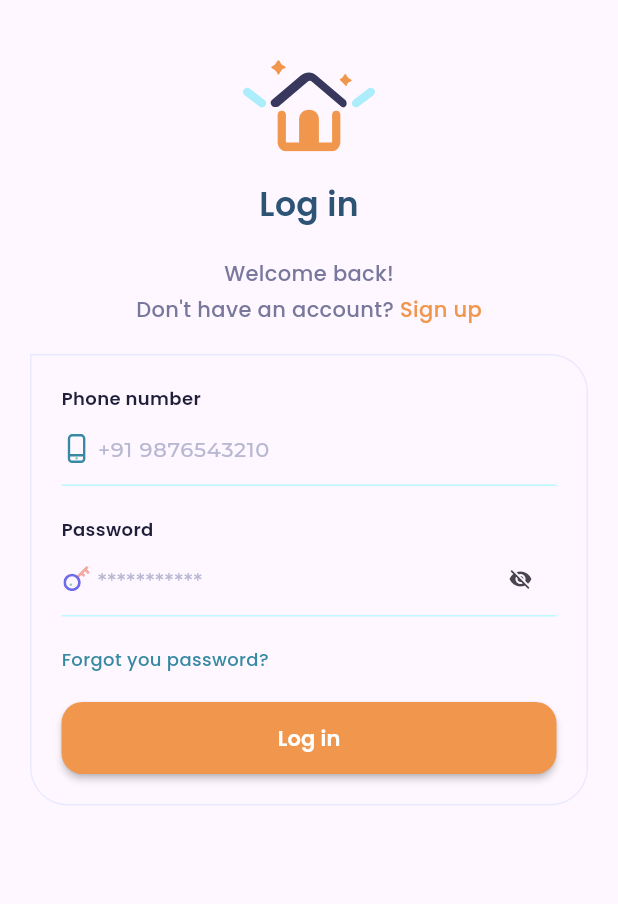
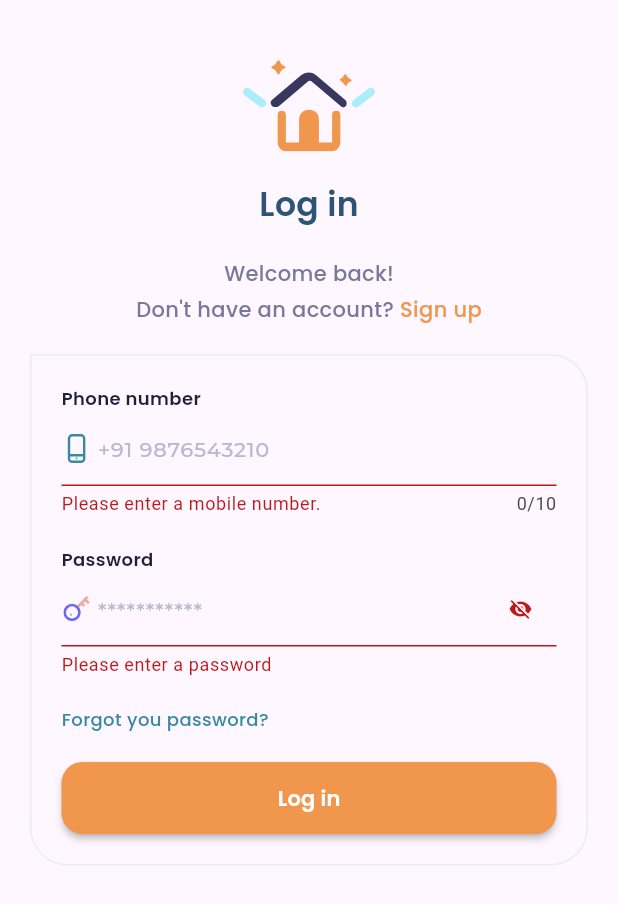
Before and after one commit to 1998AK/bloc_demo, a Flutter app: the screen it shows after launch, after a tap on "Log in", on a phone screen of 412 x 824 dp. Shown: the top 904 px of the screen. Run offline on Flutter 3.47's test engine with Material 3 defaults, Android fonts, the phone set to English and light mode, and no system bars; our stand-ins replace bloc, flutter_bloc, flutter_svg, google_fonts.

Commit message:
login screen validation complete

```diff
--- a/lib/bloc/login/login_bloc.dart
+++ b/lib/bloc/login/login_bloc.dart
@@ -0,0 +1,15 @@
+import 'package:bloc_demo/bloc/login/login_events.dart';
+import 'package:bloc_demo/bloc/login/login_states.dart';
+import 'package:bloc/bloc.dart';
+
+class LoginBloc extends Bloc<LoginEvent,LoginState>{
+
+  LoginBloc():super(LoginInitial()){
+    on<LoginButtonPressed>((event,emit) async{
+      emit(LoginLoading());
+      await Future.delayed(Duration(seconds: 3),(){
+        emit(LoginSuccess());
+      });
+    });
+  }
+}
--- a/lib/bloc/login/login_events.dart
+++ b/lib/bloc/login/login_events.dart
@@ -0,0 +1,6 @@
+abstract class LoginEvent{}
+
+class LoginButtonPressed extends LoginEvent{
+  final String mobileNo,password;
+  LoginButtonPressed({required this.mobileNo,required this.password});
+}
--- a/lib/bloc/login/login_states.dart
+++ b/lib/bloc/login/login_states.dart
@@ -0,0 +1,11 @@
+abstract class LoginState{}
+
+class LoginInitial extends LoginState{}
+class LoginLoading extends LoginState{}
+class LoginSuccess extends LoginState{}
+
+class LoginFailure extends LoginState {
+  final String error;
+
+  LoginFailure(this.error);
+}
--- a/lib/bloc/login/login_view.dart
+++ b/lib/bloc/login/login_view.dart
@@ -1,3 +1,6 @@
+import 'package:bloc_demo/bloc/login/login_bloc.dart';
+import 'package:bloc_demo/bloc/login/login_events.dart';
+import 'package:bloc_demo/bloc/login/login_states.dart';
 import 'package:bloc_demo/utils/assets_name.dart';
 import 'package:bloc_demo/utils/common_text_widget.dart';
 import 'package:bloc_demo/utils/screen_width_dynamic.dart';
@@ -5,7 +8,7 @@ import 'package:bloc_demo/utils/smart_text_field.dart';
 import 'package:flutter/material.dart';
 import 'package:flutter/services.dart';
 import 'package:flutter_svg/flutter_svg.dart';
-
+import 'package:flutter_bloc/flutter_bloc.dart';
 import '../../utils/app_color.dart';
 import '../../utils/common_elevated_button.dart';
 
@@ -14,62 +17,177 @@ class LoginView extends StatelessWidget {
 
   @override
   Widget build(BuildContext context) {
-    return Scaffold(
-      body: SafeArea(
-        child: SingleChildScrollView(
+    final mobileNoController = TextEditingController();
+    final passwordController = TextEditingController();
+    final formKey = GlobalKey<FormState>();
+
+    return BlocProvider(
+      create: (context) => LoginBloc(),
+      child: Scaffold(
+        body:BlocConsumer<LoginBloc,LoginState>(
+
+          listener: (context,state){
+
+            if (state is LoginLoading) {
+              // Show loader
+              showDialog(
+                context: context,
+                barrierDismissible: false,
+                builder: (_) => const Center(
+                  child: CircularProgressIndicator(color: appColor,),
+                ),
+              );
+            }
+            else {
+              Navigator.of(context, rootNavigator: true).pop();
+            }
+
+            if(state is LoginSuccess){
+              ScaffoldMessenger.of(context).showSnackBar(
+                const SnackBar(content: Text('Login Successful')),
+              );
+            }
+            else if(state is LoginFailure){
+              ScaffoldMessenger.of(context).showSnackBar(
+                SnackBar(content: Text(state.error)),
+              );
+            }
+
+          },
+          builder: (context,state){
+            return SingleChildScrollView(
               child: Padding(
                 padding: EdgeInsets.all(sizeOfReturnValue(size: 20)),
                 child: Center(
+                  child: Form(
+                    key: formKey,
                     child: Column(
                       children: [
                         addVerticalSpace(height: 10),
                         SvgPicture.asset(AssetsName.home),
                         addVerticalSpace(height: 10),
-                  CommonTextWidget(text: "Log in",color: loginColor,fontWeight: FontWeight.w600,fontSize: 22,),
+                        CommonTextWidget(
+                          text: "Log in",
+                          color: loginColor,
+                          fontWeight: FontWeight.w600,
+                          fontSize: 22,
+                        ),
                         addVerticalSpace(height: 10),
-                  CommonTextWidget(text: "Welcome back!",color: welcomeBackColor,fontSize: 14,),
+                        CommonTextWidget(
+                          text: "Welcome back!",
+                          color: welcomeBackColor,
+                          fontSize: 14,
+                        ),
                         addVerticalSpace(height: 2),
                         Row(
                           mainAxisAlignment: MainAxisAlignment.center,
                           children: [
-                      CommonTextWidget(text: "Don't have an account? ",color: welcomeBackColor,fontSize: 14,),
-                      CommonTextWidget(text: "Sign up",color: appColor,fontSize: 14,),
-
+                            CommonTextWidget(
+                              text: "Don't have an account? ",
+                              color: welcomeBackColor,
+                              fontSize: 14,
+                            ),
+                            CommonTextWidget(
+                              text: "Sign up",
+                              color: appColor,
+                              fontSize: 14,
+                            ),
                           ],
                         ),
                         addVerticalSpace(height: 10),
                         Container(
-                    // alignment: Alignment.topLeft,
-                    padding: EdgeInsets.only(left: sizeOfReturnValue(size: 20),right: sizeOfReturnValue(size: 20)),
+                          padding: EdgeInsets.only(
+                            left: sizeOfReturnValue(size: 20),
+                            right: sizeOfReturnValue(size: 20),
+                          ),
                           decoration: BoxDecoration(
-                      borderRadius: BorderRadius.only(topRight: Radius.circular(sizeOfReturnValue(size: 25)),bottomLeft: Radius.circular(sizeOfReturnValue(size: 25)),bottomRight: Radius.circular(sizeOfReturnValue(size: 25))),
-                      border: Border.all(color: loginBorderColor)
+                            borderRadius: BorderRadius.only(
+                              topRight: Radius.circular(sizeOfReturnValue(size: 25)),
+                              bottomLeft: Radius.circular(sizeOfReturnValue(size: 25)),
+                              bottomRight: Radius.circular(sizeOfReturnValue(size: 25)),
+                            ),
+                            border: Border.all(color: loginBorderColor),
                           ),
                           child: Column(
                             crossAxisAlignment: CrossAxisAlignment.start,
                             children: [
                               addVerticalSpace(height: 10),
-                        CommonTextWidget(text: "Phone number",fontWeight: FontWeight.w600,fontSize: 12,color: labelShowTextColor,),
+                              CommonTextWidget(
+                                text: "Phone number",
+                                fontWeight: FontWeight.w600,
+                                fontSize: 12,
+                                color: labelShowTextColor,
+                              ),
                               SmartTextField(
+                                maxLength: 10,
+                                controller: mobileNoController,
                                 keyboardType: TextInputType.number,
                                 inputFormatters: [FilteringTextInputFormatter.digitsOnly],
-                          decoration: TextFormFieldStyle.commonStyleApp(hindText: "+91 9876543210",prefix: SvgPicture.asset(AssetsName.phoneIcon,height: sizeOfReturnValue(size: 16))),
+                                decoration: TextFormFieldStyle.commonStyleApp(
+                                  hindText: "+91 9876543210",
+                                  prefix: SvgPicture.asset(
+                                    AssetsName.phoneIcon,
+                                    height: sizeOfReturnValue(size: 16),
+                                  ),
+                                ),
+                                validator: (value) {
+                                  if (value == null || value.trim().isEmpty) {
+                                    return "Please enter a mobile number.";
+                                  } else if (value.trim().length != 10) {
+                                    return 'Mobile number must be 10 digit.';
+                                  }
+                                  return null;
+                                },
                               ),
                               addVerticalSpace(height: 10),
-                        CommonTextWidget(text: "Password",fontWeight: FontWeight.w600,fontSize: 12,color: labelShowTextColor,),
+                              CommonTextWidget(
+                                text: "Password",
+                                fontWeight: FontWeight.w600,
+                                fontSize: 12,
+                                color: labelShowTextColor,
+                              ),
                               SmartTextField(
+
+                                controller: passwordController,
                                 showEyeIcon: true,
                                 keyboardType: TextInputType.number,
                                 inputFormatters: [FilteringTextInputFormatter.digitsOnly],
-                          decoration: TextFormFieldStyle.commonStyleApp(hindText: "***********",prefix: SvgPicture.asset(AssetsName.keyIcon,height: sizeOfReturnValue(size: 16))),
+                                decoration: TextFormFieldStyle.commonStyleApp(
+                                  hindText: "***********",
+                                  prefix: SvgPicture.asset(
+                                    AssetsName.keyIcon,
+                                    height: sizeOfReturnValue(size: 16),
+                                  ),
+                                ),
+                                validator: (value) {
+                                  if (value == null || value.isEmpty) {
+                                    return "Please enter a password";
+                                  } else if (value.length < 6) {
+                                    return "Password must be 6 digit";
+                                  }
+                                  return null;
+                                },
                               ),
                               addVerticalSpace(height: 10),
-                        CommonTextWidget(text: "Forgot you password?",color: forgotPasswordColor,fontSize: 12,),
+                              CommonTextWidget(
+                                text: "Forgot you password?",
+                                color: forgotPasswordColor,
+                                fontSize: 12,
+                              ),
                               addVerticalSpace(height: 10),
-
                               CommonElevatedButton(
                                 text: "Log in",
-                          onPressed: () {},
+                                onPressed: () {
+
+                                  if(formKey.currentState!.validate()){
+                                    context.read<LoginBloc>().add(
+                                      LoginButtonPressed(
+                                        mobileNo: mobileNoController.text,
+                                        password: passwordController.text,
+                                      ),
+                                    );
+                                  }
+                                },
                               ),
                               addVerticalSpace(height: 10),
                             ],
@@ -80,6 +198,9 @@ class LoginView extends StatelessWidget {
                   ),
                 ),
               ),
+            );
+          },
+        ),
       ),
     );
   }
--- a/lib/utils/common_elevated_button.dart
+++ b/lib/utils/common_elevated_button.dart
@@ -43,7 +43,7 @@ class CommonElevatedButton extends StatelessWidget {
       backgroundColor: backgroundColor,
       elevation: elevation,
       padding: padding,
-      minimumSize: Size(width ?? double.infinity, height ?? 48),
+      minimumSize: Size(width ?? double.infinity, height ?? 40),
       shape: shape ??
           RoundedRectangleBorder(
             borderRadius: BorderRadius.circular(borderRadius),
```
Lines whose indentation alone changed are shown as unchanged.
